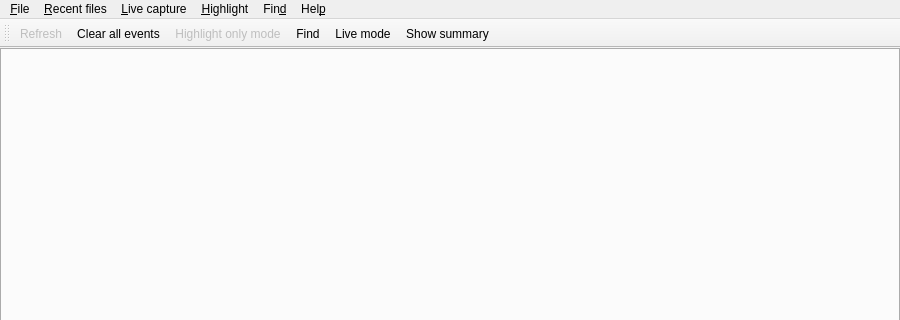
Old version of the form src/mainwindow.ui in the repository tableau/tableau-log-viewer; both pictures show x 0 to 900 and y 0 to 320 of the 900 by 500 pixel window.
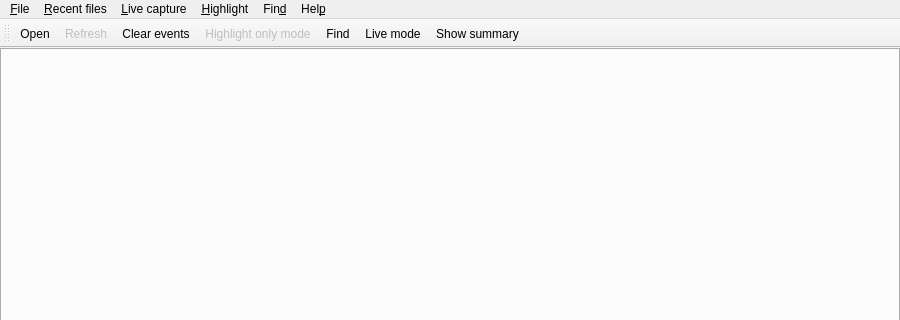
New version of the form. Icons and pictures are not drawn.

Commit message:
Add `Open` to toolbar
It is kind of irritating to new-comers how to open a log file. Exposing
it in the toolbar makes it easier to take the first steps with log
viewer.

Also, this commit removes .DS_Store and adds it to the .gitignore properly.

Patch:
```diff
--- a/src/mainwindow.ui
+++ b/src/mainwindow.ui
@@ -190,6 +190,7 @@
    <attribute name="toolBarBreak">
     <bool>false</bool>
    </attribute>
+   <addaction name="actionOpen_in_new_tab"/>
    <addaction name="actionRefresh"/>
    <addaction name="actionClear_all_events"/>
    <addaction name="actionHighlight_only_mode"/>
@@ -201,6 +202,9 @@
    <property name="text">
     <string>&amp;Open in new tab...</string>
    </property>
+   <property name="iconText">
+    <string>Open</string>
+   </property>
    <property name="shortcut">
     <string>Ctrl+O</string>
    </property>
@@ -386,6 +390,9 @@
    <property name="text">
     <string>Clear all &amp;events</string>
    </property>
+   <property name="iconText">
+    <string>Clear events</string>
+   </property>
    <property name="shortcut">
     <string>Ctrl+Shift+C</string>
    </property>
```
Left out of the diff: 8 changed lines with no effect on the pictures. The commit also changes 11 other files.
